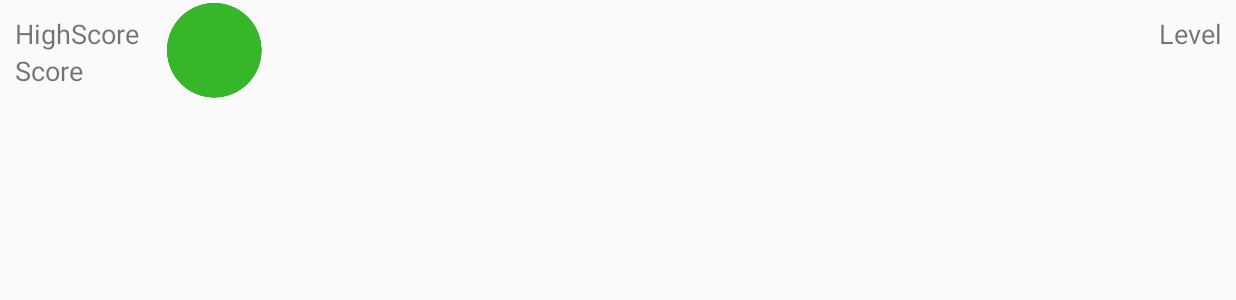
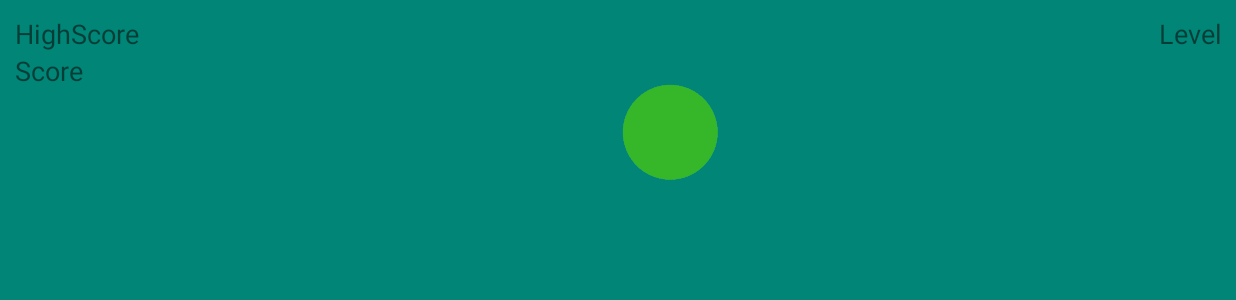
Before and after one commit to kDziubek/ReflexGame, an Android app: the screen it shows after launch (MainActivity), on a phone screen of 824 x 412 dp (held sideways). Shown: the top 300 px of the screen. Run offline under Robolectric (Android 15) with nearby library versions, the phone set to English and light mode, and no system bars.

Commit message:
just copy and paste in different places.

```diff
--- a/app/src/main/java/com/example/hp/reflexgame/view/ReflexView.java
+++ b/app/src/main/java/com/example/hp/reflexgame/view/ReflexView.java
@@ -7,8 +7,10 @@ import android.content.res.Resources;
 import android.media.SoundPool;
 import android.os.Handler;
 import android.util.AttributeSet;
+import android.util.DisplayMetrics;
 import android.view.LayoutInflater;
 import android.view.View;
+import android.view.WindowManager;
 import android.view.animation.Animation;
 import android.widget.ImageView;
 import android.widget.LinearLayout;
@@ -116,25 +118,31 @@ public class ReflexView extends View {
 
     public void addNewSpot(){
 
-
-
         //Create the actual spot / circle
         final ImageView spot = (ImageView) layoutInflater.inflate(R.layout.untouched,null);
 
-        int x = random.nextInt(300 - SPOT_DAIMETER);
-        int y = random.nextInt(300  - SPOT_DAIMETER);
-        int x2 = random.nextInt(300 - SPOT_DAIMETER);
-        int y2 = random.nextInt(300 - SPOT_DAIMETER);
-        spots.add(spot);
+        DisplayMetrics metrics = new DisplayMetrics();
+        WindowManager windowManager = (WindowManager) spot.getContext().getSystemService(Context.WINDOW_SERVICE);
+        windowManager.getDefaultDisplay().getMetrics(metrics);
+        int width = metrics.widthPixels;
+        int height  = metrics.heightPixels;
+
+        // choose two random coordinates for the starting and ending point
+        int x = random.nextInt(width - SPOT_DAIMETER);
+        int y = random.nextInt(height  - SPOT_DAIMETER);
+        int x2 = random.nextInt(width - SPOT_DAIMETER);
+        int y2 = random.nextInt(height - SPOT_DAIMETER);
 
 
-        spot.setLayoutParams(new RelativeLayout.LayoutParams(SPOT_DAIMETER, SPOT_DAIMETER));
+        spots.add(spot);
+        // Diameter, diameter
+        spot.setLayoutParams(new RelativeLayout.LayoutParams(SPOT_DAIMETER,SPOT_DAIMETER));
+
         // if random number between 0 nad 2 is equal 0 than we gonna make a green spot, if not true, red spot.
         spot.setImageResource(random.nextInt(2)== 0? R.drawable.green_spot : R.drawable.red_spot);
-        spot.setX(x);
-        spot.setX(y);
+        spot.setX(x);// set spot's starting x location
+        spot.setY(y); // set spot's starting y location
 
         // adding circle to the screen
-        relativeLayout.addView(spot);
-    }
+        relativeLayout.addView(spot);    }
 }
--- a/app/src/main/res/layout/activity_main.xml
+++ b/app/src/main/res/layout/activity_main.xml
@@ -4,7 +4,8 @@
     android:layout_width="match_parent"
     android:layout_height="match_parent"
     android:id="@+id/relativeLayout"
-    tools:context=".MainActivity">
+    tools:context=".MainActivity"
+    android:background="@color/colorPrimary">
 
     <TextView
         android:id="@+id/highScoreTextView"
@@ -40,7 +41,7 @@
 
     <LinearLayout
         android:id="@+id/lifeLinearLayout"
-        android:orientation="horizontal"
+        android:orientation="vertical"
         android:layout_alignParentBottom="true"
         android:layout_margin="10dp"
         android:layout_width="match_parent"
--- a/app/src/main/res/layout/untouched.xml
+++ b/app/src/main/res/layout/untouched.xml
@@ -1,4 +1,3 @@
-<?xml version="1.0" encoding="utf-8"?>
 <ImageView android:layout_width="wrap_content"
     android:layout_height="wrap_content"
     xmlns:android="http://schemas.android.com/apk/res/android" />
```
